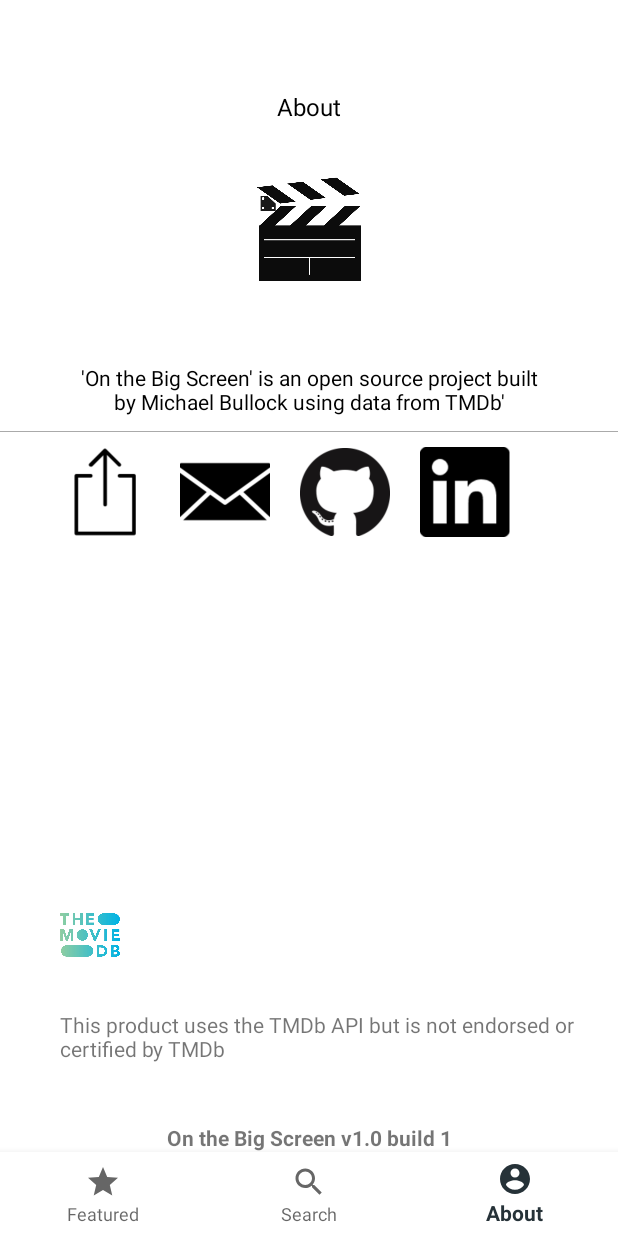
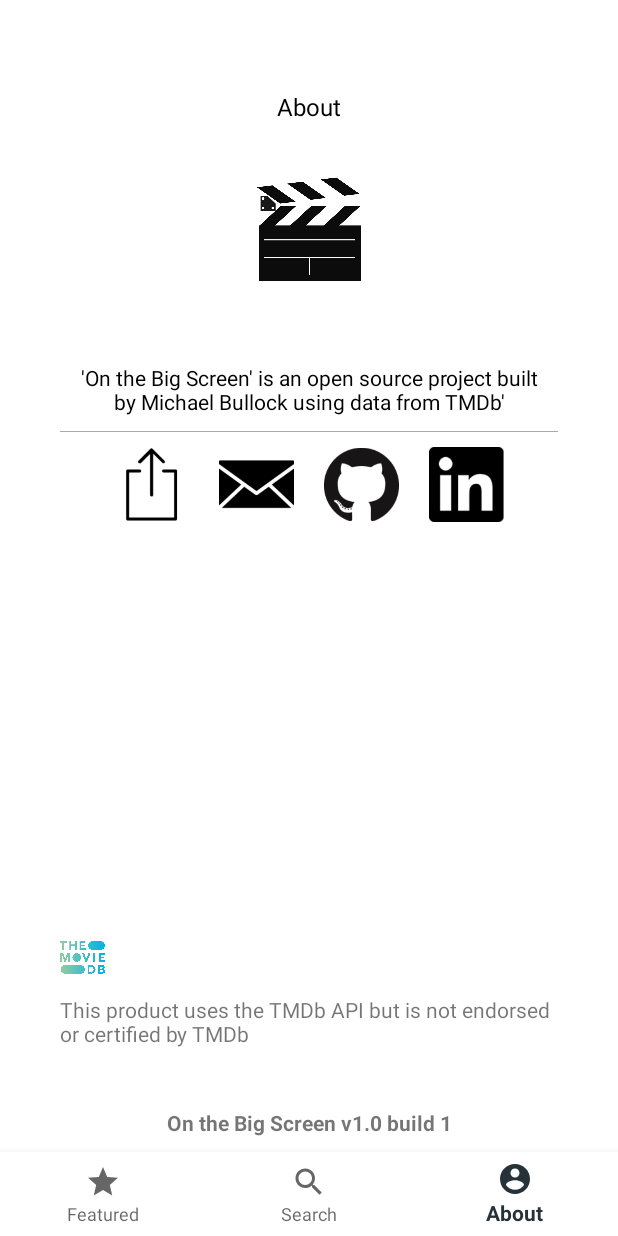
Before and after one commit to mike976/OnTheBigScreenApp_Android, an Android app: the screen it shows after launch (MainActivity), item 3 of the bottom bar chosen, on a phone screen of 412 x 824 dp. Run offline under Robolectric (Android 15) with nearby library versions, the phone set to English and light mode, and no system bars; our stand-ins replace Dagger/Hilt's generated code, paging; libraries missing offline, so code that uses them is left out: androidx.paging; pictures from the network do not load; 8 statements that could not run were skipped.

Commit message:
fixes to about page

```diff
--- a/app/src/main/java/com/mike976/onthebigscreen/view/fragment/about/AboutFragment.kt
+++ b/app/src/main/java/com/mike976/onthebigscreen/view/fragment/about/AboutFragment.kt
@@ -8,6 +8,7 @@
 import android.view.LayoutInflater
 import android.view.View
 import android.view.ViewGroup
+import androidx.appcompat.app.AppCompatActivity
 import com.example.onthebigscreen.BuildConfig
 import com.example.onthebigscreen.R
 import com.mike976.onthebigscreen.util.getProgressDrawable
@@ -24,6 +25,8 @@
 
     override fun onActivityCreated(savedInstanceState: Bundle?) {
         super.onActivityCreated(savedInstanceState)
+
+        hideActionBar()
         loadImages()
 
         val versionCode = BuildConfig.VERSION_CODE
@@ -79,4 +82,16 @@
             data = Uri.parse("mailto:$emailAddr")
         })
 
+    fun hideActionBar() {
+        try {
+            val activity = view?.context as AppCompatActivity
+            activity?.supportActionBar!!.hide()
+        } catch (e: Exception) {
+        }
+    }
+
+    override fun onDestroyView() {
+        this.hideActionBar()
+        super.onDestroyView()
+    }
 }
--- a/app/src/main/java/com/mike976/onthebigscreen/view/fragment/search/SearchMediaFragment.kt
+++ b/app/src/main/java/com/mike976/onthebigscreen/view/fragment/search/SearchMediaFragment.kt
@@ -53,12 +53,7 @@
 
         searchInfoTextView.visibility = View.VISIBLE
 
-
         viewModel = activity?.let { ViewModelProviders.of(it).get(MainViewModel::class.java) }!!
-
-        //TODO
-        //7. completed list item xml so it contains the relevant bindings to the media object
-                //including ratings control
 
         activity?.let {
             val dividerWidthInPixels = resources.getDimensionPixelSize(R.dimen.item_divider_height)
--- a/app/src/main/res/layout/fragment_about.xml
+++ b/app/src/main/res/layout/fragment_about.xml
@@ -50,6 +50,8 @@
         android:layout_width="match_parent"
         android:layout_height="0.8dp"
         android:layout_marginTop="10dp"
+        android:layout_marginLeft="40dp"
+        android:layout_marginRight="40dp"
         android:background="@android:color/darker_gray"
         app:layout_constraintStart_toStartOf="parent"
         app:layout_constraintTop_toBottomOf="@+id/app_description" />
@@ -57,40 +59,43 @@
 
     <androidx.constraintlayout.widget.ConstraintLayout
         app:layout_constraintTop_toBottomOf="@id/line_below_app_description"
-        android:layout_width="match_parent"
+        android:layout_width="280dp"
         android:layout_height="wrap_content"
         app:layout_constraintStart_toStartOf="parent"
+        app:layout_constraintEnd_toEndOf="parent"
         android:layout_marginTop="10dp"
-        android:layout_marginLeft="40dp"
-        android:layout_marginRight="50dp">
+        android:layout_marginLeft="20dp"
+        android:layout_marginRight="20dp"
+      >
 
         <ImageView
             android:id="@+id/shareImage"
-            android:layout_width="60dp"
-            android:layout_height="60dp"
+            android:layout_width="50dp"
+            android:layout_height="50dp"
+            android:layout_marginLeft="10dp"
             app:layout_constraintStart_toStartOf="parent"
             app:layout_constraintTop_toTopOf="parent"/>
 
         <ImageView
             android:id="@+id/emailImage"
-            android:layout_width="60dp"
-            android:layout_height="60dp"
+            android:layout_width="50dp"
+            android:layout_height="50dp"
             android:layout_marginLeft="20dp"
             app:layout_constraintStart_toEndOf="@id/shareImage"
             app:layout_constraintTop_toTopOf="parent"/>
 
         <ImageView
             android:id="@+id/gitHubImage"
-            android:layout_width="60dp"
-            android:layout_height="60dp"
+            android:layout_width="50dp"
+            android:layout_height="50dp"
             android:layout_marginLeft="20dp"
             app:layout_constraintStart_toEndOf="@id/emailImage"
              app:layout_constraintTop_toTopOf="parent"/>
 
         <ImageView
             android:id="@+id/linkedInImage"
-            android:layout_width="60dp"
-            android:layout_height="60dp"
+            android:layout_width="50dp"
+            android:layout_height="50dp"
             android:layout_marginLeft="20dp"
             app:layout_constraintStart_toEndOf="@id/gitHubImage"
               app:layout_constraintTop_toTopOf="parent"/>
@@ -99,9 +104,9 @@
 
     <ImageView
         android:id="@+id/tmDbIcon"
-        android:layout_width="40dp"
-        android:layout_height="40dp"
-        android:layout_marginBottom="30dp"
+        android:layout_width="30dp"
+        android:layout_height="30dp"
+        android:layout_marginBottom="10dp"
         android:layout_marginLeft="40dp"
         app:layout_constraintStart_toStartOf="parent"
         app:layout_constraintBottom_toTopOf="@id/tmdbTextView"/>
@@ -114,6 +119,7 @@
         app:layout_constraintBottom_toTopOf="@id/buildVersion"
         android:layout_marginBottom="40dp"
         android:layout_marginLeft="40dp"
+        android:layout_marginRight="40dp"
         android:text="This product uses the TMDb API but is not endorsed or certified by TMDb"/>
 
     <TextView
@@ -124,6 +130,7 @@
         app:layout_constraintBottom_toBottomOf="parent"
         android:textAlignment="center"
         android:textStyle="bold"
+        android:layout_marginBottom="10dp"
         android:text="On the Big Screen Build version"/>
 
 
--- a/app/src/main/res/layout/fragment_media_detail.xml
+++ b/app/src/main/res/layout/fragment_media_detail.xml
@@ -81,7 +81,6 @@
                     android:layout_width="match_parent"
                     android:layout_height="wrap_content"
                     android:ellipsize="end"
-                    android:maxLines="2"
                     android:paddingTop="15dp"
                     android:paddingBottom="10dp"
                     android:layout_marginRight="190dp"
```
